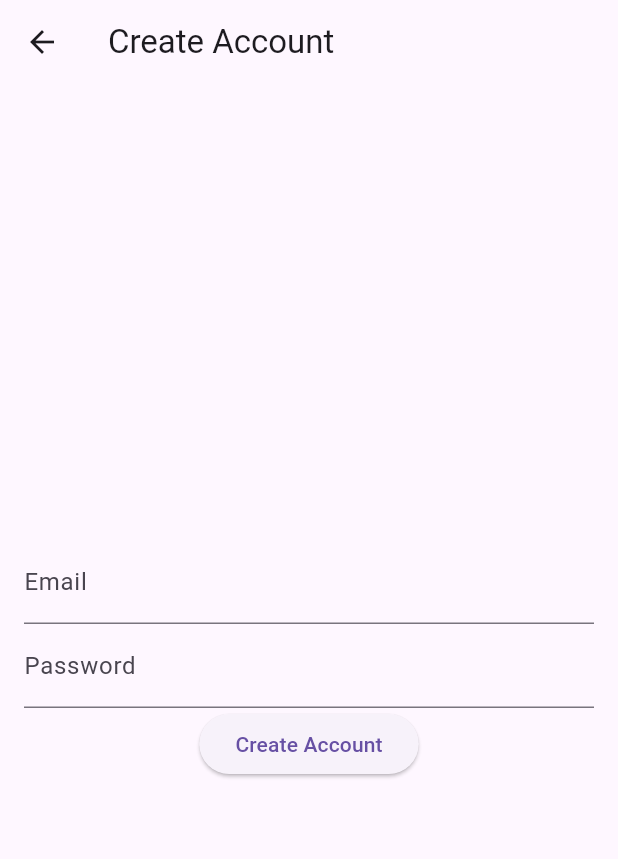
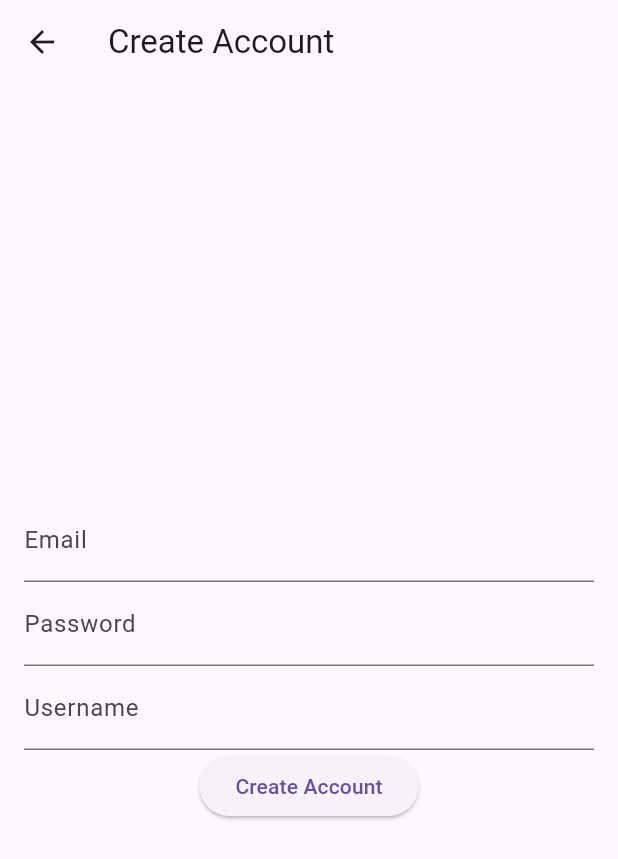
Before and after one commit to Anthony-Rama/checkmate, a Flutter app: the CreateAccountPage screen opened by its route, after a tap on "Create Account", on a phone screen of 412 x 824 dp. Shown: the top 859 px of the screen. Run offline on Flutter 3.47's test engine with Material 3 defaults, Android fonts, the phone set to English and light mode, and no system bars; our stand-ins replace cloud_firestore, firebase_auth, firebase_core, image_picker; accounts and stored records are empty; network calls fail.

Commit message:
Update to UI

```diff
--- a/lib/screens/LeaderboardScreen.dart
+++ b/lib/screens/LeaderboardScreen.dart
@@ -51,18 +51,19 @@ class _LeaderboardScreenState extends State<LeaderboardScreen> {
       });
     }
 
-    // Fetch user emails or names based on their UIDs
+    // Fetch user usernames based on their UIDs
     Map<String, String> userNames = {};
     for (String userId in userPoints.keys) {
       var userDoc = await _firestore.collection('users').doc(userId).get();
-      // Use 'email' or another field where you store user names
-      userNames[userId] = userDoc.data()?['email'] ?? 'Unknown';
+      // Use 'username' field where you store user names
+      userNames[userId] = userDoc.data()?['username'] ?? 'Unknown';
     }
 
     // Map of user names to points
     Map<String, int> userNamePoints = {};
     userPoints.forEach((userId, points) {
-      String name = userNames[userId] ?? userId; // Fallback to UID if needed
+      String name = userNames[userId] ??
+          'Unknown'; // Use username or fallback to 'Unknown'
       userNamePoints[name] = points;
     });
 
@@ -92,7 +93,7 @@ class _LeaderboardScreenState extends State<LeaderboardScreen> {
             itemBuilder: (context, index) {
               var entry = sortedEntries[index];
               return ListTile(
-                title: Text(entry.key), // Now this is the user's email or name
+                title: Text(entry.key),
                 trailing: Text('${entry.value} Points'),
               );
             },
--- a/lib/screens/create_account.dart
+++ b/lib/screens/create_account.dart
@@ -1,5 +1,6 @@
+import 'package:cloud_firestore/cloud_firestore.dart';
+import 'package:firebase_auth/firebase_auth.dart';
 import 'package:flutter/material.dart';
-import 'package:firebase_auth/firebase_auth.dart';
 import 'package:checkmate/screens/home_screen.dart';
 
 class CreateAccountPage extends StatefulWidget {
@@ -10,14 +11,28 @@ class CreateAccountPage extends StatefulWidget {
 class _CreateAccountPageState extends State<CreateAccountPage> {
   final _emailController = TextEditingController();
   final _passwordController = TextEditingController();
+  final _usernameController =
+      TextEditingController(); // Add controller for username
 
   Future<void> _createAccount() async {
     try {
-      await FirebaseAuth.instance.createUserWithEmailAndPassword(
+      UserCredential userCredential =
+          await FirebaseAuth.instance.createUserWithEmailAndPassword(
         email: _emailController.text,
         password: _passwordController.text,
       );
-      // Navigate to the home page or another appropriate page
+
+      // Get the user ID of the newly created user
+      String userId = userCredential.user!.uid;
+
+      // Store the username in Firestore
+      await FirebaseFirestore.instance.collection('users').doc(userId).set({
+        'email': _emailController.text,
+        'username': _usernameController.text, // Store the username
+        // Add other initial user data as needed
+      });
+
+      // Navigate to the home page
       Navigator.of(context).pushReplacement(MaterialPageRoute(
           builder: (_) => MyHomePage(title: 'CheckMate Home')));
     } on FirebaseAuthException catch (e) {
@@ -45,6 +60,10 @@ class _CreateAccountPageState extends State<CreateAccountPage> {
               decoration: InputDecoration(labelText: 'Password'),
               obscureText: true,
             ),
+            TextFormField(
+              controller: _usernameController, // Add TextField for username
+              decoration: InputDecoration(labelText: 'Username'),
+            ),
             ElevatedButton(
               onPressed: _createAccount,
               child: Text('Create Account'),
--- a/lib/screens/home_screen.dart
+++ b/lib/screens/home_screen.dart
@@ -81,7 +81,11 @@ class _MyHomePageState extends State<MyHomePage> {
             children: <Widget>[
               Text(
                 'Your Study Groups',
-                style: TextStyle(fontSize: 24, fontWeight: FontWeight.bold),
+                style: TextStyle(
+                    fontSize: 24,
+                    fontWeight: FontWeight.bold,
+                    color: Colors.white // Setting text color to white
+                    ),
               ),
               SizedBox(height: 16),
               Expanded(
--- a/lib/screens/set_tasks.dart
+++ b/lib/screens/set_tasks.dart
@@ -22,6 +22,7 @@ class _SetTasksScreenState extends State<SetTasksScreen> {
         .collection('groups')
         .doc(widget.groupId)
         .collection('tasks')
+        .orderBy('createdAt', descending: false) // Order by creation time
         .snapshots()
         .map((snapshot) => snapshot.docs
             .map((doc) => Task.fromFirestore(doc.data() as Map<String, dynamic>,
```
Also changed, not shown: lib/screens/TaskEditScreen.dart (+19 -27 lines), lib/screens/createnewgroup.dart (+11 -12 lines), lib/screens/join_studygroups.dart (+12 -0 lines).
